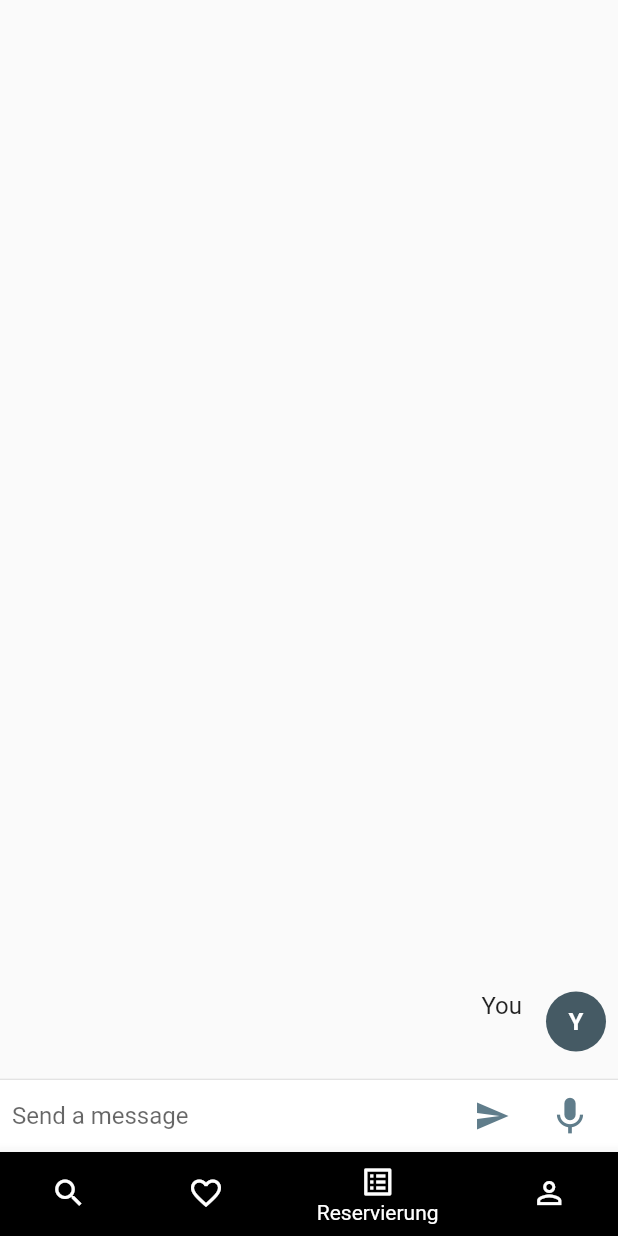
After one commit to JJJS777/EPWS2122KwintSchiller, a Flutter app: the screen it shows after launch, item 3 of the bottom bar chosen, after a tap on the "send" icon, after a tap on the "mic" icon, on a phone screen of 412 x 824 dp. The commit adds this screen. Run offline on Flutter 3.47's test engine with Material 2 defaults, Android fonts, the phone set to English and light mode, and no system bars; our stand-ins replace rxdart; missing offline and left inert: dialogflow_grpc, sound_stream; project files that could hold a hidden picture were left out.

Commit message:
chatbot added

```diff
--- a/code/frontend/lib/account_page.dart
+++ b/code/frontend/lib/account_page.dart
@@ -1,10 +1,13 @@
 import 'package:flutter/material.dart';
+
+import 'chatbot.dart';
 
 class Account extends StatelessWidget {
   const Account({Key? key}) : super(key: key);
 
   @override
   Widget build(BuildContext context) {
-    return Center(child: Text('ACCOUNT'),);
+
+    return Chat(); // Instanziiert die Chatbot Schnittstelle
   }
 }
--- /dev/null
+++ b/code/frontend/lib/chatbot.dart
@@ -0,0 +1,326 @@
+// Copyright 2021 Google LLC
+//
+// Licensed under the Apache License, Version 2.0 (the "License");
+// you may not use this file except in compliance with the License.
+// You may obtain a copy of the License at
+//
+// http://www.apache.org/licenses/LICENSE-2.0
+//
+// Unless required by applicable law or agreed to in writing, software
+// distributed under the License is distributed on an "AS IS" BASIS,
+// WITHOUT WARRANTIES OR CONDITIONS OF ANY KIND, either express or implied.
+// See the License for the specific language governing permissions and
+// limitations under the License.
+
+import 'dart:async';
+import 'package:dialogflow_grpc/dialogflow_grpc.dart'; // Integration Flutter-App in Dialogflow _ gRPC
+import 'package:flutter/material.dart';
+import 'package:flutter/services.dart';
+import 'package:rxdart/rxdart.dart';
+import 'package:sound_stream/sound_stream.dart';
+import 'package:dialogflow_grpc/v2beta1.dart';
+import 'package:dialogflow_grpc/generated/google/cloud/dialogflow/v2beta1/session.pb.dart';
+import 'package:dialogflow_grpc/dialogflow_auth.dart';
+
+// TODO import Dialogflow class instance
+late DialogflowGrpcV2Beta1 dialogflow;
+
+class Chat extends StatefulWidget {
+  Chat({Key? key}) : super(key: key);
+
+  @override
+  _ChatState createState() => _ChatState();
+}
+
+class _ChatState extends State<Chat> {
+  final List<ChatMessage> _messages = <ChatMessage>[];
+  final TextEditingController _textController = TextEditingController();
+
+  bool _isRecording = false;
+
+  RecorderStream _recorder = RecorderStream();
+  StreamSubscription? _recorderStatus;
+  StreamSubscription<List<int>>? _audioStreamSubscription;
+  BehaviorSubject<List<int>>? _audioStream;
+
+  // TODO DialogflowGrpc class instance
+
+  @override
+  void initState() {
+    super.initState();
+    initPlugin();
+  }
+
+  @override
+  void dispose() {
+    _recorderStatus?.cancel();
+    _audioStreamSubscription?.cancel();
+    super.dispose();
+  }
+
+  // Platform messages are asynchronous, so we initialize in an async method.
+  Future<void> initPlugin() async {
+    final content = await rootBundle.loadString('assets/credentials.json');
+    // Get a Service account
+    final serviceAccount = ServiceAccount.fromString(content);
+    // Create a DialogflowGrpc Instance
+    dialogflow = DialogflowGrpcV2Beta1.viaServiceAccount(serviceAccount);// Dialogflow-Instanz erstellt, die für Ihr Google Cloud-Projekt mit dem Dienstkonto autorisiert ist.
+
+    _recorderStatus = _recorder.status.listen((status) {
+      if (mounted) {
+        setState(() {
+          _isRecording = status == SoundStreamStatus.Playing;
+        });
+      }
+    });
+
+    await Future.wait([
+      _recorder.initialize()
+    ]);
+
+
+
+    // TODO Get a Service account
+
+  }
+
+  void stopStream() async {
+    await _recorder.stop();
+    await _audioStreamSubscription?.cancel();
+    await _audioStream?.close();
+  }
+
+  void handleSubmitted(text) async {
+    print(text);
+    _textController.clear();
+
+    //TODO Dialogflow Code
+    ChatMessage message = ChatMessage(
+      text: text,
+      name: "You",
+      type: true,
+    );
+
+    setState(() {
+      _messages.insert(0, message);
+    });
+
+    //hinzufügen der eingegebenen Nachricht des Benutzers zur ListView
+
+    final data = await dialogflow.detectIntent(text, 'de-DE');
+    print(data.queryResult.speechRecognitionConfidence);
+
+    // wieergabe der eingegeben nachricht auf dem Screen
+    String fulfillmentText = data.queryResult.fulfillmentText;
+    if(fulfillmentText.isNotEmpty) {
+      ChatMessage botMessage = ChatMessage(
+        text: fulfillmentText,
+        name: "Bot",
+        type: false,
+      );
+
+      setState(() {
+        _messages.insert(0, botMessage);
+      });
+    }
+
+  }
+
+  void handleStream() async {
+    _recorder.start();
+
+    _audioStream = BehaviorSubject<List<int>>();
+    _audioStreamSubscription = _recorder.audioStream.listen((data) {
+      print(data);
+      _audioStream?.add(data);
+    });
+
+
+    // TODO Create SpeechContexts
+    // Create an audio InputConfig
+    var biasList = SpeechContextV2Beta1(
+        phrases: [
+          'Dialogflow CX',
+          'Dialogflow Essentials',
+          'Action Builder',
+          'HIPAA'
+        ],
+        boost: 20.0
+    );
+
+    // Kodierung des Mikrofones(Hardware)
+    // See: https://cloud.google.com/dialogflow/es/docs/reference/rpc/google.cloud.dialogflow.v2#google.cloud.dialogflow.v2.InputAudioConfig
+    var config = InputConfigV2beta1(
+        encoding: 'AUDIO_ENCODING_LINEAR_16',
+        languageCode: 'de-DE',
+        sampleRateHertz: 16000,
+        singleUtterance: false,
+        speechContexts: [biasList]
+    );
+
+    // TODO Make the streamingDetectIntent call, with the InputConfig and the audioStream
+    final responseStream = dialogflow.streamingDetectIntent(config, _audioStream!);
+
+    // TODO Get the transcript and detectedIntent and show on screen
+
+    // Get the transcript and detectedIntent and show on screen
+    responseStream.listen((data) {
+      setState(() {
+        //print(data);
+        String transcript = data.recognitionResult.transcript;
+        String queryText = data.queryResult.queryText;
+        String fulfillmentText = data.queryResult.fulfillmentText;
+
+        print(data.queryResult.speechRecognitionConfidence);
+
+        if(fulfillmentText.isNotEmpty) {
+
+          ChatMessage message = ChatMessage(
+            text: queryText,
+            name: "You",
+            type: true,
+          );
+
+          ChatMessage botMessage = ChatMessage(
+            text: fulfillmentText,
+            name: "Bot",
+            type: false,
+          );
+
+          _messages.insert(0, message);
+          _textController.clear();
+          _messages.insert(0, botMessage);
+
+        }
+        if(transcript.isNotEmpty) {
+          _textController.text = transcript;
+        }
+
+      });
+    },onError: (e){
+      //print(e);
+    },onDone: () {
+      //print('done');
+    });
+  }
+
+  // The chat interface
+  //
+  //------------------------------------------------------------------------------------
+  @override
+  Widget build(BuildContext context) {
+    return Column(children: <Widget>[
+      Flexible(
+          child: ListView.builder(
+            padding: EdgeInsets.all(8.0),
+            reverse: true,
+            itemBuilder: (_, int index) => _messages[index],
+            itemCount: _messages.length,
+          )),
+      Divider(height: 1.0),
+      Container(
+          decoration: BoxDecoration(color: Theme.of(context).cardColor),
+          child: IconTheme(
+            data: IconThemeData(color: Theme.of(context).colorScheme.secondary),
+            child: Container(
+              margin: const EdgeInsets.symmetric(horizontal: 8.0),
+              child: Row(
+                children: <Widget>[
+                  Flexible(
+                    child: TextField(
+                      controller: _textController,
+                      onSubmitted: handleSubmitted,
+                      decoration: InputDecoration.collapsed(hintText: "Send a message"),
+                    ),
+                  ),
+                  Container(
+                    margin: EdgeInsets.symmetric(horizontal: 4.0),
+                    child: IconButton(
+                      icon: Icon(Icons.send),
+                      onPressed: () => handleSubmitted(_textController.text),
+                    ),
+                  ),
+                  IconButton(
+                    iconSize: 30.0,
+                    icon: Icon(_isRecording ? Icons.mic_off : Icons.mic),
+                    onPressed: _isRecording ? stopStream : handleStream,
+                  ),
+                ],
+              ),
+            ),
+          )
+      ),
+    ]);
+  }
+}
+
+
+//------------------------------------------------------------------------------------
+// The chat message balloon
+//
+//------------------------------------------------------------------------------------
+class ChatMessage extends StatelessWidget {
+  ChatMessage({required this.text, required this.name, required this.type});
+
+  final String text;
+  final String name;
+  final bool type;
+
+  List<Widget> otherMessage(context) {
+    return <Widget>[
+      new Container(
+        margin: const EdgeInsets.only(right: 16.0),
+        child: CircleAvatar(child: new Text('B')),
+      ),
+      new Expanded(
+        child: Column(
+          crossAxisAlignment: CrossAxisAlignment.start,
+          children: <Widget>[
+            Text(this.name,
+                style: TextStyle(fontWeight: FontWeight.bold)),
+            Container(
+              margin: const EdgeInsets.only(top: 5.0),
+              child: Text(text),
+            ),
+          ],
+        ),
+      ),
+    ];
+  }
+
+  List<Widget> myMessage(context) {
+    return <Widget>[
+      Expanded(
+        child: Column(
+          crossAxisAlignment: CrossAxisAlignment.end,
+          children: <Widget>[
+            Text(this.name, style: Theme.of(context).textTheme.subtitle1),
+            Container(
+              margin: const EdgeInsets.only(top: 5.0),
+              child: Text(text),
+            ),
+          ],
+        ),
+      ),
+      Container(
+        margin: const EdgeInsets.only(left: 16.0),
+        child: CircleAvatar(
+            child: Text(
+              this.name[0],
+              style: TextStyle(fontWeight: FontWeight.bold),
+            )),
+      ),
+    ];
+  }
+
+  @override
+  Widget build(BuildContext context) {
+    return Container(
+      margin: const EdgeInsets.symmetric(vertical: 10.0),
+      child: Row(
+        crossAxisAlignment: CrossAxisAlignment.start,
+        children: this.type ? myMessage(context) : otherMessage(context),
+      ),
+    );
+  }
+}
--- a/code/frontend/lib/navigation.dart
+++ b/code/frontend/lib/navigation.dart
@@ -6,7 +6,7 @@ import 'package:frontend/search_page.dart';
 class NavigationWidget extends StatefulWidget {
   const NavigationWidget({Key? key}) : super(key: key);
 
-  //Wie genau funktioniert das mit createState
+  //vom Framework wird autom. erzeigt . Zustandverwaltung
   @override
   State<NavigationWidget> createState() => _NavigationWidgetState();
 }
@@ -32,8 +32,8 @@ class _NavigationWidgetState extends State<NavigationWidget> {
     return Scaffold(
       body: _pages[_selectedIndex],
       bottomNavigationBar: BottomNavigationBar(
-        currentIndex: _selectedIndex,
-        onTap: _onItemTapped,
+        currentIndex: _selectedIndex, // welche Seite gerade aktiv ist//icon ausgewählt
+        onTap: _onItemTapped, // widget rruft eine callback methode auf
         //callback Methode, wenn der User auf ein Item tippt
         items: const [
           BottomNavigationBarItem(
--- a/code/frontend/lib/search_page.dart
+++ b/code/frontend/lib/search_page.dart
@@ -2,15 +2,15 @@ import 'package:flutter/material.dart';
 import 'package:frontend/favorites_page.dart';
 
 class SearchPage extends StatelessWidget {
-  // wann statefull wann stateless?
-  const SearchPage({Key? key}) : super(key: key); //??
+
+  const SearchPage({Key? key}) : super(key: key);
 
   @override
   Widget build(BuildContext context) {
     return SafeArea(
         child: Center(
           child: Padding(
-      padding: const EdgeInsets.all(16.0),//???
+      padding: const EdgeInsets.all(16.0),
       child: Stack(
           children: [
             Column(
@@ -28,7 +28,7 @@ class SearchPage extends StatelessWidget {
                       // code when the user saves the form.
                     }),
                 SizedBox(height: 24,),
-                Expanded(
+                Expanded( //??
                   child: Column(
                     children: [
                       Gallery(title: "Für dich empfohlen",),
@@ -73,10 +73,10 @@ class Gallery extends StatelessWidget {
           scrollDirection: Axis.horizontal,
           child: Row(
             children: [
-              Container( width: 150, child: GridViewTile(showSubtitle: false,)),
-              Container( width: 150, child: GridViewTile(showSubtitle: false,)),
-              Container( width: 150, child: GridViewTile(showSubtitle: false,)),
-              Container( width: 150, child: GridViewTile(showSubtitle: false,)),
+              Container( width: 150, child: AspectRatio(aspectRatio: 3 / 4, child: GridViewTile(showSubtitle: false,))),
+              Container( width: 150, child: AspectRatio(aspectRatio: 3 / 4, child: GridViewTile(showSubtitle: false,))),
+              Container( width: 150, child: AspectRatio(aspectRatio: 3 / 4, child: GridViewTile(showSubtitle: false,))),
+              Container( width: 150, child: AspectRatio(aspectRatio: 3 / 4, child: GridViewTile(showSubtitle: false,))),
             ],
           ),
         ),
--- a/code/frontend/pubspec.yaml
+++ b/code/frontend/pubspec.yaml
@@ -34,6 +34,10 @@ dependencies:
   # The following adds the Cupertino Icons font to your application.
   # Use with the CupertinoIcons class for iOS style icons.
   cupertino_icons: ^1.0.2
+  dialogflow_grpc: ^0.2.9
+  rxdart: ^0.27.3
+  sound_stream: ^0.3.0 #Mikrofon aufnahme Bibliothek
+
 
 dev_dependencies:
   flutter_test:
@@ -60,6 +64,7 @@ flutter:
   # To add assets to your application, add an assets section, like this:
   assets:
     - assets/images/
+    - assets/credentials.json
   #   - images/a_dot_ham.jpeg
 
   # An image asset can refer to one or more resolution-specific "variants", see
```
Also changed, not shown: code/frontend/assets/credentials.json (added, +12 -0 lines), code/frontend/lib/favorites_page.dart (+25 -21 lines), 7 other files.
